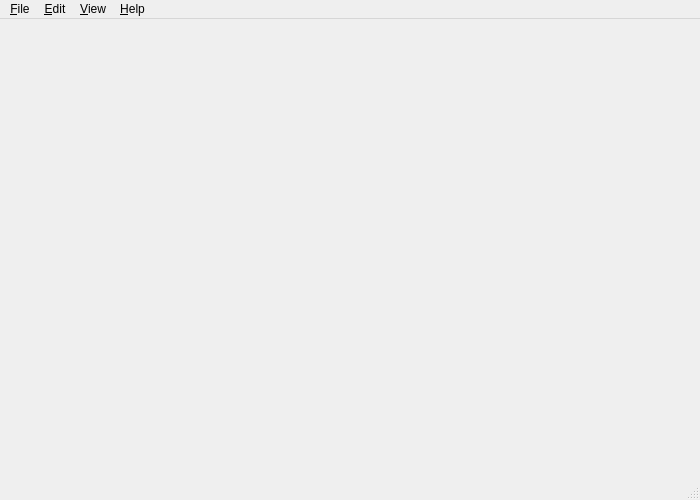
This is resources/forms/MainWindowDesign.ui in einaru/luma as Qt 5 draws it before an edit. The edited form follows.
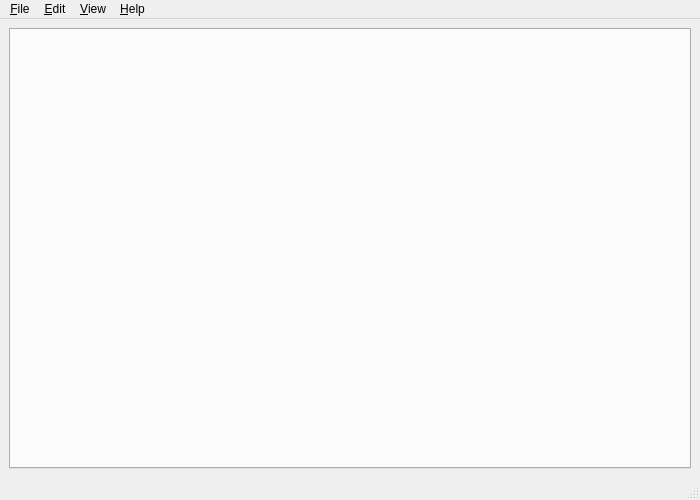
This is the edited form.

Patch:
```diff
--- a/resources/forms/MainWindowDesign.ui
+++ b/resources/forms/MainWindowDesign.ui
@@ -20,12 +20,7 @@
   <widget class="QWidget" name="centralwidget">
    <layout class="QGridLayout" name="gridLayout">
     <item row="0" column="0">
-     <widget class="QStackedWidget" name="mainStack">
-      <property name="currentIndex">
-       <number>0</number>
-      </property>
-      <widget class="QWidget" name="page"/>
-     </widget>
+     <widget class="QTabWidget" name="mainTabs"/>
     </item>
    </layout>
   </widget>
```
Left out of the diff: 119 changed lines with no effect on the pictures.
